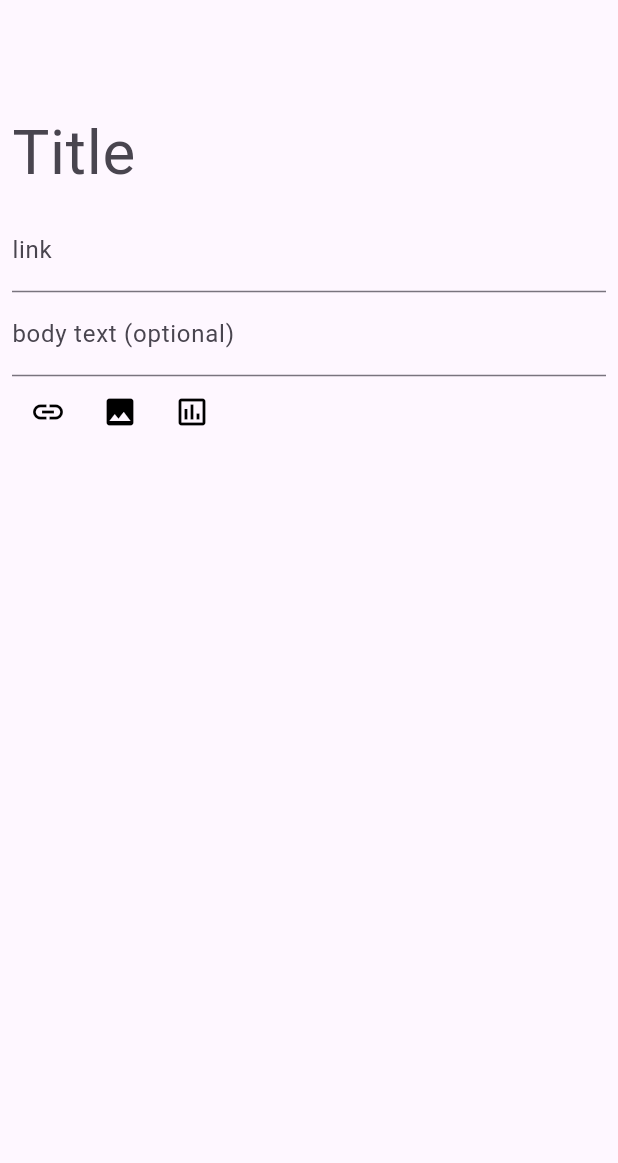
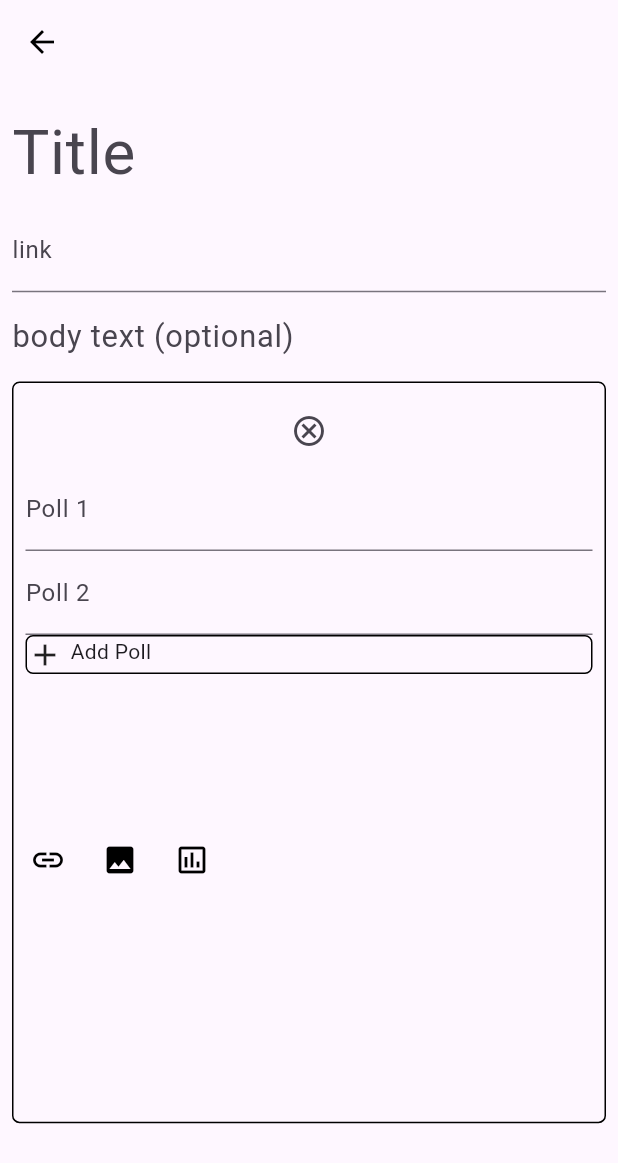
Before and after one commit to Michael1221994/Reddit_mobile_app, a Flutter app: the screen it shows after launch, after a tap on the "link" icon, after a tap on the "poll" icon, on a phone screen of 412 x 824 dp. Shown: the top 1163 px of the screen. Run offline on Flutter 3.47's test engine with Material 3 defaults, Android fonts, the phone set to English and light mode, and no system bars; our stand-ins replace cloud_firestore, firebase_auth, firebase_core, google_sign_in, image_picker; missing offline and left inert: dart:ffi, dart:js_interop; accounts and stored records are empty; network calls fail.

Commit message:
created another createpost page. cleaner

```diff
--- /dev/null
+++ b/lib/createPost.dart
@@ -0,0 +1,233 @@
+import 'package:flutter/material.dart';
+import 'package:flutter/widgets.dart';
+import 'package:image_picker/image_picker.dart';
+import 'package:reddit_attempt2/container.dart';
+
+class Createpost extends StatefulWidget {
+  const Createpost({super.key});
+
+  @override
+  State<Createpost> createState() => _CreatepostState();
+}
+
+class _CreatepostState extends State<Createpost> {
+  TextEditingController Title=TextEditingController();
+  TextEditingController TextController=TextEditingController();
+  TextEditingController poll1 = TextEditingController();
+  TextEditingController poll2 = TextEditingController();
+
+  Map<int, TextEditingController> textControllers = {
+    0: TextEditingController(), // Controller for the first input field
+    1: TextEditingController(), // Controller for the second input field
+    2: TextEditingController(), // Controller for the third input field
+    3: TextEditingController(), // Controller for the fourth input field
+  };
+  List<int> pollIndices = []; // Track added polls
+  final ImagePicker _picker = ImagePicker();
+  XFile? _image;
+  TextEditingController LinkController =  TextEditingController();
+  bool showfield=false;
+  TextField? linktextfield;
+  List<Widget> _textFields = [];
+  List<Widget> poll= [];
+  List<Widget> newpoll= [];
+
+  int counter = 2; // Already have 2 polls
+  int nextPollIndex = 0;
+  bool built=false;
+
+  @override
+  Widget build(BuildContext context) {
+    return Scaffold(
+      appBar: AppBar(
+        leading: IconButton(onPressed: (){}, icon: Icon(Icons.arrow_back, color: Colors.black,)),
+      ),
+      body: Padding(
+        padding: const EdgeInsets.all(8.0),
+        child: Column(
+            children: [
+              TextField(controller: Title, decoration: InputDecoration(labelText: 'Title', floatingLabelBehavior: FloatingLabelBehavior.never, border: InputBorder.none, labelStyle: TextStyle(fontSize: MediaQuery.of(context).size.width*0.1,)),),
+              Flexible(
+                fit: FlexFit.loose,
+                child: Wrap(
+                  children:_textFields,
+                ),
+              ),
+              TextField(
+                controller: TextController, decoration: InputDecoration(labelText: "body text (optional)", floatingLabelBehavior: FloatingLabelBehavior.never, border: InputBorder.none, labelStyle: TextStyle(fontSize: MediaQuery.of(context).size.width*0.05,)),),
+              Flexible(
+                fit: FlexFit.loose,
+                child: Wrap(
+                  children:poll,
+                  ),
+              ),
+              SizedBox(
+                height: 20,
+              ),
+              Row(
+                children: [
+                  IconButton(onPressed: addtextfield, icon: Icon(Icons.link, color: Colors.black,)),
+                  IconButton(onPressed: _pickImage, icon: Icon(Icons.photo, color: Colors.black,)),
+                    //IconButton(onPressed: (){}, icon: Icon(Icons.play_circle_outline_outlined, color: Colors.black,)),
+                  IconButton(onPressed: _addPollBuild, icon: Icon(Icons.poll_outlined, color: Colors.black,)),
+                ]
+              )
+            ],
+            ),
+      ),
+      );
+  }
+
+  void addtextfield(){
+    setState(() {
+      if(showfield==false){
+        // ignore: prefer_conditional_assignment
+        if(linktextfield==null){
+          linktextfield=TextField(
+          controller: LinkController,
+           decoration: InputDecoration(
+              labelText: "link",
+        )
+      );
+        }
+
+      _textFields.add(linktextfield!);
+      showfield= true;
+      }
+      else{
+        _textFields.remove(linktextfield!);
+        showfield=false;
+        linktextfield=null;
+      }
+
+    });
+  }
+
+  Future<void> _pickImage() async {
+    final XFile? selectedImage = await _picker.pickImage(source: ImageSource.gallery);
+    setState(() {
+      _image = selectedImage;
+    });
+  }
+
+  void _addPollBuild(){
+    setState(() {
+      if(!built&&poll.isEmpty){
+         poll.add(buildpoll());
+         built=true;
+      }
+
+    });
+  }
+
+
+  void _removePoll(){
+    setState(() {
+      if(built){
+        poll.removeLast();
+        built=false;
+
+      }
+    });
+  }
+
+  Widget buildpoll() {
+  return Container(
+    decoration: BoxDecoration(border: Border.all(), color: Colors.transparent, borderRadius: BorderRadius.circular(5)),
+    height: MediaQuery.of(context).size.height * 0.6, // Set a finite height
+    child: Padding(
+      padding: EdgeInsets.all( 8.0),
+      child: ListView(
+        shrinkWrap: true,
+        children: [
+          IconButton(onPressed: _removePoll, icon: Icon(Icons.cancel_outlined)),
+          TextField(
+            controller: poll1,
+            decoration: const InputDecoration(labelText: "Poll 1"),
+          ),
+          TextField(
+            controller: poll2,
+            decoration: const InputDecoration(labelText: "Poll 2"),
+          ),
+          //...pollIndices.map((index) => buildPollRow(index)).toList(),
+          //ListView.builder(
+            //shrinkWrap: true, // Shrink-wrap the ListView
+            //physics: NeverScrollableScrollPhysics(), // Disable scrolling for the inner ListView
+            //itemCount: pollIndices.length,
+            //itemBuilder: (context, index) {
+            //  return buildPollRow(index);
+          //},
+        //),
+
+        Column(
+                children: [Wrap(
+                  children:newpoll,
+                  ),]
+              ),
+
+          GestureDetector(
+            onTap: addPoll,
+            child: Container(
+              decoration: BoxDecoration(
+                border: Border.all(),
+                color: Colors.transparent,
+                borderRadius: BorderRadius.circular(5),
+              ),
+              child: const Row(
+                crossAxisAlignment: CrossAxisAlignment.start,
+                children: [
+                  Icon(Icons.add),
+                  SizedBox(width: 5),
+                  Text("Add Poll"),
+                ],
+              ),
+            ),
+          ),
+        ],
+      ),
+    ),
+  );
+}
+
+Widget buildPollRow(int index) {
+  return Row(
+    children: [
+      Flexible(
+        fit: FlexFit.loose,
+        child: TextField(
+          controller: textControllers[pollIndices[index]], // Correctly reference the controller based on current index
+          decoration: const InputDecoration(labelText: "Other poll"),
+        ),
+      ),
+      IconButton(
+        icon: const Icon(Icons.cancel),
+        onPressed: () => removePoll(index),
+      ),
+    ],
+  );
+}
+
+void addPoll() {
+  if (counter < 6) {
+    setState(() {
+      int newIndex = textControllers.length;
+      textControllers[newIndex] = TextEditingController(); // Dynamically add a new controller to the map
+      pollIndices.add(newIndex); // Use newIndex to track added polls correctly
+      nextPollIndex++;
+      newpoll.add(buildPollRow(newIndex));
+      counter++;
+    });
+  }
+}
+
+void removePoll(int index) {
+  setState(() {
+    int keyToRemove = pollIndices[index];
+    textControllers[keyToRemove]?.dispose(); // Dispose of the controller
+    textControllers.remove(keyToRemove); // Remove controller from the map
+    pollIndices.removeAt(index); // Adjust indices list accordingly
+    counter--;
+    newpoll.removeLast();
+  });
+}
+}
--- a/lib/create_post.dart
+++ b/lib/create_post.dart
@@ -40,9 +40,7 @@ class _CreatePostState extends State<CreatePost> {
   @override
   Widget build(BuildContext context) {
     return Scaffold(
-      appBar: AppBar(
 
-      ),
       body: Padding(
         padding: const EdgeInsets.all(8.0),
         child: Column(
@@ -52,10 +50,12 @@ class _CreatePostState extends State<CreatePost> {
               labelText: 'Title', labelStyle: TextStyle(fontSize: MediaQuery.of(context).size.width*0.1, ),
               border: InputBorder.none,
             ) ,),
-            Wrap(
-              spacing: 8.0, // gap between adjacent chips
-              runSpacing: 4.0, // gap between lines
+            Expanded(
+              child: Wrap(
+                //spacing: 8.0, // gap between adjacent chips
+                //runSpacing: 4.0, // gap between lines
                 children: _textFields,
+              ),
             ),
 
             TextField(
@@ -64,8 +64,10 @@ class _CreatePostState extends State<CreatePost> {
                 labelText: "body text (optional)",
               ),
             ),
-            Wrap(
+            Expanded(
+              child: Wrap(
                 children: poll,
+              ),
             ),
 
             Row(
@@ -159,7 +161,8 @@ class _CreatePostState extends State<CreatePost> {
 }
 
 Widget buildpoll(){
-  return Container(
+  return Expanded(
+    child: Container(
       decoration: BoxDecoration(border: Border.all(), color: Colors.white, borderRadius: BorderRadius.circular(5)),
       child: Column(
         children: [
@@ -206,6 +209,7 @@ Widget buildpoll(){
         ]
 
       ),
+    ),
   );
 
 }
@@ -213,12 +217,10 @@ Widget buildpoll(){
 
  void _addPollBuild(){
     setState(() {
-      if(poll==null){
+
         poll.add(buildpoll());
-      }
+
     });
-
-
   }
 
   void _removePoll(){
--- a/lib/main.dart
+++ b/lib/main.dart
@@ -1,6 +1,7 @@
 import 'package:firebase_core/firebase_core.dart';
 import 'package:flutter/material.dart';
 import 'package:reddit_attempt2/container.dart';
+import 'package:reddit_attempt2/createPost.dart';
 import 'package:reddit_attempt2/create_post.dart';
 import 'package:reddit_attempt2/firebase_options.dart';
 import 'package:reddit_attempt2/login.dart';
@@ -23,7 +24,7 @@ class MyApp extends StatelessWidget {
   Widget build(BuildContext context) {
     return const MaterialApp(
       debugShowCheckedModeBanner: false,
-      home: CreatePost(),//splashscreen(),//container(post_type: "post_type", title: "title", text: "Text",   number_of_comments: "number_of_comments", number_of_upvotes: "number_of_upvotes", number_of_downvotes: "number_of_downvotes", flaires: ["flaires"],  image_name: 'lib/assets/reddit.png', video_name: "video_name", link: "link")//splashscreen(),
+      home: Createpost(),//splashscreen(),//container(post_type: "post_type", title: "title", text: "Text",   number_of_comments: "number_of_comments", number_of_upvotes: "number_of_upvotes", number_of_downvotes: "number_of_downvotes", flaires: ["flaires"],  image_name: 'lib/assets/reddit.png', video_name: "video_name", link: "link")//splashscreen(),
 
     );
   }
```
Lines whose indentation alone changed are shown as unchanged.
